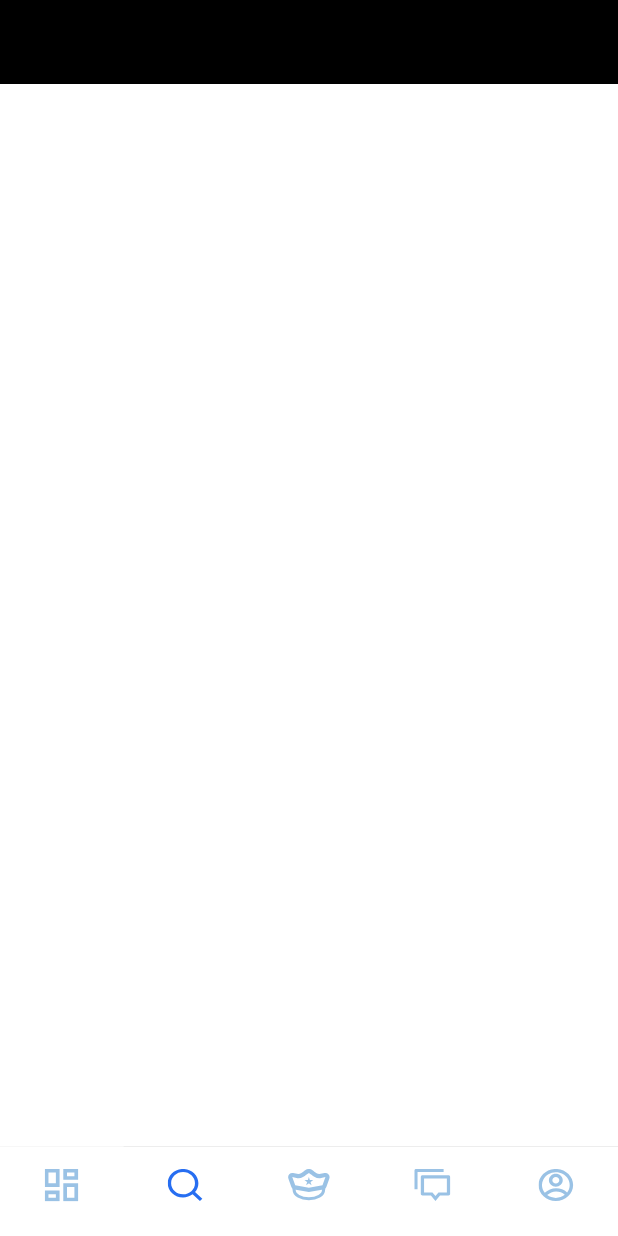
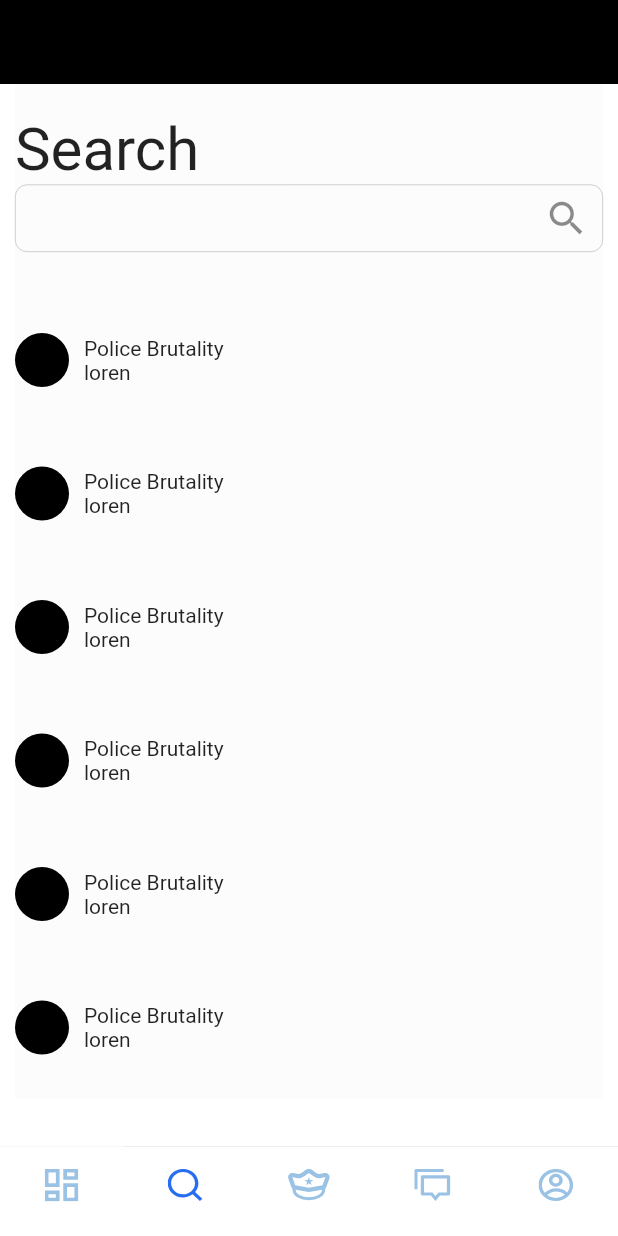
Before and after one commit to ikebotch/SocialPolice, a Flutter app: the screen it shows after launch, swiped to page 2, on a phone screen of 412 x 824 dp. Run offline on Flutter 3.47's test engine with Material 2 defaults, Android fonts, the phone set to English and light mode, and no system bars; our stand-ins replace flutter_svg.

Commit message:
search tab ui

```diff
--- a/lib/src/res/colors.dart
+++ b/lib/src/res/colors.dart
@@ -9,4 +9,5 @@ class AppColors {
   static const Color colorBorderGrey1 = Color(0xFF747474);
   static const Color colorBackground = Color(0xFFFCFCFC);
   static const Color colorRed1 = Color(0xFFC62416);
+  static const Color colorStroke = Color(0xFFFBEEFF);
 }
--- a/lib/src/ui/bottm_nav.dart
+++ b/lib/src/ui/bottm_nav.dart
@@ -2,6 +2,7 @@ import 'package:flutter/material.dart';
 import 'package:socialpolice/src/res/colors.dart';
 import 'package:socialpolice/src/res/icons.dart';
 import 'package:socialpolice/src/ui/home.dart';
+import 'package:socialpolice/src/ui/search.dart';
 
 class BottomNav extends StatefulWidget {
   const BottomNav({Key? key}) : super(key: key);
@@ -46,7 +47,7 @@ class _BottomNavState extends State<BottomNav>
                       return const Home();
                     }
                     if (index == 1) {
-                      return Container();
+                      return const Search();
                     }
                     if (index == 2) {
                       return Container();
--- /dev/null
+++ b/lib/src/ui/components/search_bar.dart
@@ -0,0 +1,29 @@
+import 'package:flutter/material.dart';
+
+class SearchBar extends StatelessWidget {
+  const SearchBar({
+    Key? key,
+  }) : super(key: key);
+
+  @override
+  Widget build(BuildContext context) {
+    return Container(
+      height: 45,
+      width: double.infinity,
+      decoration: BoxDecoration(
+        border: Border.all(
+          color: Colors.black.withOpacity(0.3),
+          width: 0.4,
+        ),
+        borderRadius: BorderRadius.circular(8),
+      ),
+      child: TextFormField(
+        decoration: const InputDecoration(
+          border: InputBorder.none,
+          hintText: '',
+          suffixIcon: Icon(Icons.search, size: 30),
+        ),
+      ),
+    );
+  }
+}
--- /dev/null
+++ b/lib/src/ui/search.dart
@@ -0,0 +1,67 @@
+import 'package:flutter/material.dart';
+import 'package:socialpolice/src/res/colors.dart';
+import 'package:socialpolice/src/ui/components/search_bar.dart';
+
+class Search extends StatelessWidget {
+  const Search({Key? key}) : super(key: key);
+
+  @override
+  Widget build(BuildContext context) {
+    return SingleChildScrollView(
+      child: Container(
+        color: AppColors.colorBackground,
+        margin: const EdgeInsets.symmetric(horizontal: 10),
+        child: Column(
+          crossAxisAlignment: CrossAxisAlignment.start,
+          children: [
+            const SizedBox(height: 20),
+            const Text(
+              'Search',
+              style: TextStyle(
+                fontSize: 40,
+              ),
+            ),
+            const SearchBar(),
+            const SizedBox(height: 30),
+            ListView.builder(
+              itemCount: 6,
+              shrinkWrap: true,
+              itemBuilder: (BuildContext ctx, index) {
+                return item();
+              },
+            )
+          ],
+        ),
+      ),
+    );
+  }
+
+  Container item() {
+    return Container(
+      height: 84,
+      // color: Colors.white,
+      margin: const EdgeInsets.only(bottom: 5),
+      child: Row(
+        children: [
+          Container(
+            height: 36,
+            width: 36,
+            decoration: const BoxDecoration(
+              shape: BoxShape.circle,
+              color: Colors.black,
+            ),
+          ),
+          const SizedBox(width: 10),
+          Column(
+            crossAxisAlignment: CrossAxisAlignment.start,
+            mainAxisAlignment: MainAxisAlignment.center,
+            children: const [
+              Text('Police Brutality'),
+              Text('loren'),
+            ],
+          ),
+        ],
+      ),
+    );
+  }
+}
```
